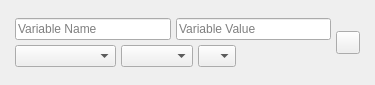
Before: the Qt Designer form UI/Arduino/glitch-object-variable-arduino.ui in textbrowser/glitch, drawn with Qt 5.
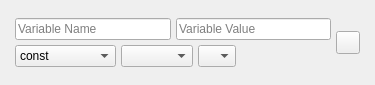
After: the same form once the commit is applied. Icons and pictures are not drawn.

Commit message: SipHash example.

```diff
--- a/UI/Arduino/glitch-object-variable-arduino.ui
+++ b/UI/Arduino/glitch-object-variable-arduino.ui
@@ -89,7 +89,7 @@
           <string notr="true">QComboBox { combobox-popup: 0; }</string>
          </property>
          <property name="currentIndex">
-          <number>5</number>
+          <number>0</number>
          </property>
          <property name="sizeAdjustPolicy">
           <enum>QComboBox::AdjustToContents</enum>
```
Left out of the diff: 5 changed lines with no effect on the pictures. The commit also changes 1 other file.
